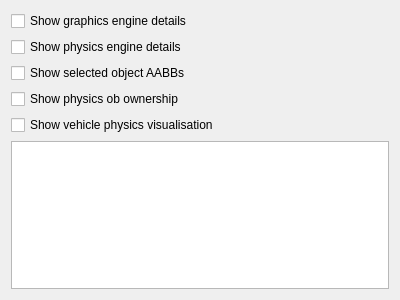
First picture: the form in gui_client/DiagnosticsWidget.ui, repository shipilovden/substrata-metasiberia, before the edit.
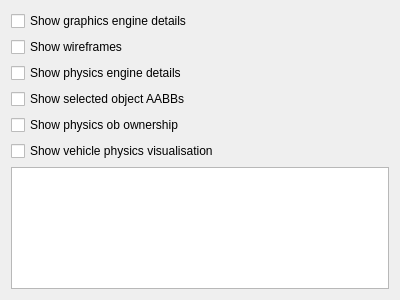
Second picture: the form after the edit.

Commit message: Increased max_draw_dist to 100000. Enabled terrain system (WIP). Added showWireframesCheckBox to diagnostics widget. Added PhysicsWorld::createJoltHeightFieldShape().

Diff of the .ui file:
```diff
--- a/gui_client/DiagnosticsWidget.ui
+++ b/gui_client/DiagnosticsWidget.ui
@@ -21,6 +21,13 @@
      </property>
     </widget>
    </item>
+   <item>
+    <widget class="QCheckBox" name="showWireframesCheckBox">
+     <property name="text">
+      <string>Show wireframes</string>
+     </property>
+    </widget>
+   </item>
    <item>
     <widget class="QCheckBox" name="physicsDiagnosticsCheckBox">
      <property name="text">
```
The commit also changes 7 other files.
